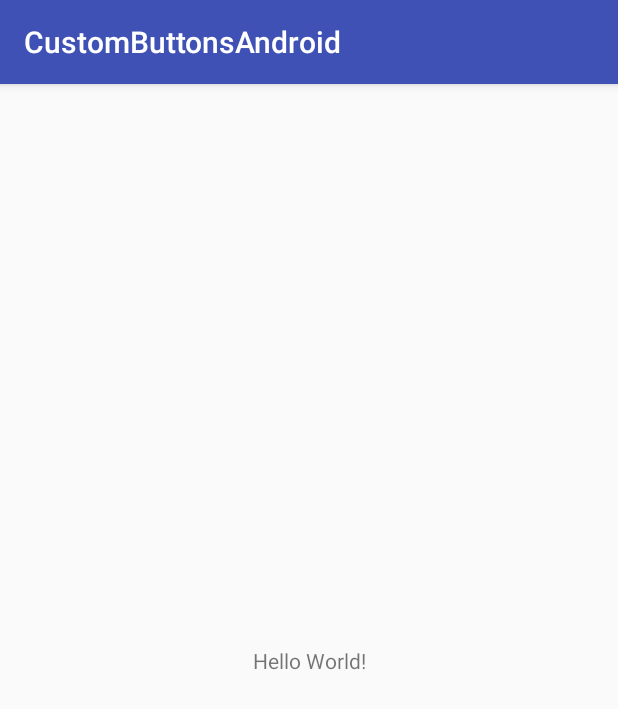
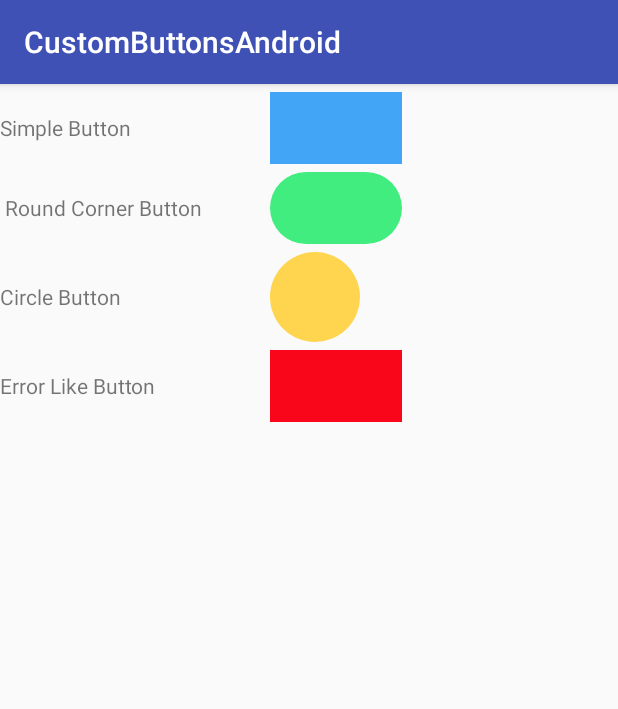
Before and after one commit to bachiri/CustomButtonsAndroid, an Android app: the screen it shows after launch (MainActivity), on a phone screen of 412 x 824 dp. Shown: the top 709 px of the screen. Run offline under Robolectric (Android 15) with nearby library versions, the phone set to English and light mode, and no system bars.

Commit message:
Add Custom Buttons Example

```diff
--- a/app/build.gradle
+++ b/app/build.gradle
@@ -23,11 +23,12 @@ android {
 }
 
 dependencies {
-    implementation fileTree(dir: 'libs', include: ['*.jar'])
-    implementation"org.jetbrains.kotlin:kotlin-stdlib-jre7:$kotlin_version"
-    implementation 'com.android.support:appcompat-v7:26.1.0'
-    implementation 'com.android.support.constraint:constraint-layout:1.0.2'
-    testImplementation 'junit:junit:4.12'
-    androidTestImplementation 'com.android.support.test:runner:1.0.1'
-    androidTestImplementation 'com.android.support.test.espresso:espresso-core:3.0.1'
+  implementation fileTree(include: ['*.jar'], dir: 'libs')
+  implementation "org.jetbrains.kotlin:kotlin-stdlib-jre7:$kotlin_version"
+  implementation 'com.android.support:appcompat-v7:26.1.0'
+  implementation 'com.android.support.constraint:constraint-layout:1.0.2'
+  testImplementation 'junit:junit:4.12'
+  androidTestImplementation 'com.android.support.test:runner:1.0.1'
+  androidTestImplementation 'com.android.support.test.espresso:espresso-core:3.0.1'
+  implementation project(':custombuttons')
 }
--- a/app/src/main/java/io/bachirio/custombuttonsandroid/MainActivity.kt
+++ b/app/src/main/java/io/bachirio/custombuttonsandroid/MainActivity.kt
@@ -2,6 +2,7 @@ package io.bachirio.custombuttonsandroid
 
 import android.support.v7.app.AppCompatActivity
 import android.os.Bundle
+import io.bachirio.custombuttons.CustomButton
 
 class MainActivity : AppCompatActivity() {
 
--- a/app/src/main/res/layout/activity_main.xml
+++ b/app/src/main/res/layout/activity_main.xml
@@ -1,21 +1,112 @@
 <?xml version="1.0" encoding="utf-8"?>
-<android.support.constraint.ConstraintLayout
+<LinearLayout
     xmlns:android="http://schemas.android.com/apk/res/android"
     xmlns:app="http://schemas.android.com/apk/res-auto"
     xmlns:tools="http://schemas.android.com/tools"
     android:layout_width="match_parent"
     android:layout_height="match_parent"
-    tools:context="io.bachirio.custombuttonsandroid.MainActivity"
+    android:orientation="vertical"
     >
 
-  <TextView
-      android:layout_width="wrap_content"
+  <LinearLayout
+      android:layout_width="match_parent"
       android:layout_height="wrap_content"
-      android:text="Hello World!"
-      app:layout_constraintBottom_toBottomOf="parent"
-      app:layout_constraintLeft_toLeftOf="parent"
-      app:layout_constraintRight_toRightOf="parent"
-      app:layout_constraintTop_toTopOf="parent"
-      />
+      android:layout_marginTop="5dp"
+      android:gravity="center_vertical"
+      android:orientation="horizontal"
+      >
 
-</android.support.constraint.ConstraintLayout>
+    <TextView
+        android:layout_width="160dp"
+        android:layout_height="wrap_content"
+        android:layout_marginRight="20dp"
+        android:text="Simple Button"
+        />
+
+    <io.bachirio.custombuttons.CustomButton
+        android:layout_width="wrap_content"
+        android:layout_height="wrap_content"
+        app:pressed_color="@color/login_button_pressed"
+        app:btn_shape_type="rectangle"
+        app:unpressed_color="@color/login_button_unpressed"
+        />
+  </LinearLayout>
+
+  <LinearLayout
+      android:layout_width="match_parent"
+      android:layout_height="wrap_content"
+      android:layout_marginTop="5dp"
+      android:gravity="center_vertical"
+      android:orientation="horizontal"
+      >
+
+    <TextView
+        android:layout_width="160dp"
+        android:layout_height="wrap_content"
+        android:layout_marginRight="20dp"
+        android:text=" Round Corner Button"
+        />
+
+    <io.bachirio.custombuttons.CustomButton
+        android:layout_width="wrap_content"
+        android:layout_height="wrap_content"
+        app:pressed_color="@color/submit_button_pressed"
+        app:round_radius="50dp"
+        app:btn_shape_type="rectangle"
+        app:unpressed_color="@color/submit_button_unpressed"
+        />
+  </LinearLayout>
+
+
+  <LinearLayout
+      android:layout_width="match_parent"
+      android:layout_height="wrap_content"
+      android:layout_marginTop="5dp"
+      android:gravity="center_vertical"
+      android:orientation="horizontal"
+      >
+
+    <TextView
+        android:layout_width="160dp"
+        android:layout_height="wrap_content"
+        android:layout_marginRight="20dp"
+        android:text="Circle Button"
+        />
+
+    <io.bachirio.custombuttons.CustomButton
+        android:layout_width="60dp"
+        android:layout_height="60dp"
+        app:pressed_color="@color/custom_fab_Button_pressed"
+        app:round_radius="50dp"
+        app:btn_shape_type="circle"
+        app:unpressed_color="@color/custom_fab_Button_unpressed"
+        />
+  </LinearLayout>
+
+  <LinearLayout
+      android:layout_width="match_parent"
+      android:layout_height="wrap_content"
+      android:layout_marginTop="5dp"
+      android:gravity="center_vertical"
+      android:orientation="horizontal"
+      >
+
+    <TextView
+        android:layout_width="160dp"
+        android:layout_height="wrap_content"
+        android:layout_marginRight="20dp"
+        android:text="Error Like Button"
+        />
+
+    <io.bachirio.custombuttons.CustomButton
+        android:layout_width="wrap_content"
+        android:layout_height="wrap_content"
+        app:pressed_color="@color/error_Button_pressed"
+        app:btn_shape_type="rectangle"
+        app:unpressed_color="@color/error_Button_unpressed"
+        />
+  </LinearLayout>
+
+
+
+</LinearLayout>
--- a/app/src/main/res/values/colors.xml
+++ b/app/src/main/res/values/colors.xml
@@ -3,4 +3,13 @@
   <color name="colorPrimary">#3F51B5</color>
   <color name="colorPrimaryDark">#303F9F</color>
   <color name="colorAccent">#FF4081</color>
+
+  <color name="login_button_pressed">#1e88e5</color>
+  <color name="login_button_unpressed">#42a5f5</color>
+  <color name="submit_button_pressed">#1db954</color>
+  <color name="submit_button_unpressed">#42ed7f</color>
+  <color name="custom_fab_Button_unpressed">#ffd54f</color>
+  <color name="custom_fab_Button_pressed">#f4bf16</color>
+  <color name="error_Button_unpressed">#fa061b</color>
+  <color name="error_Button_pressed">#f7575a</color>
 </resources>
```
Also changed, not shown: 2 other files.
